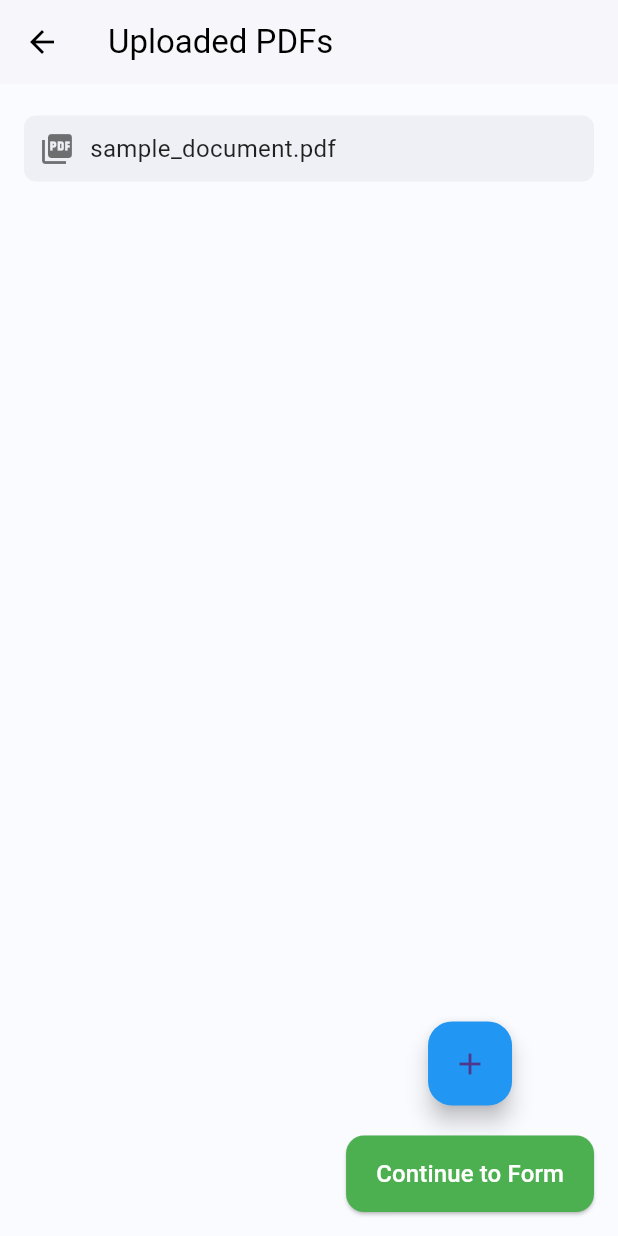
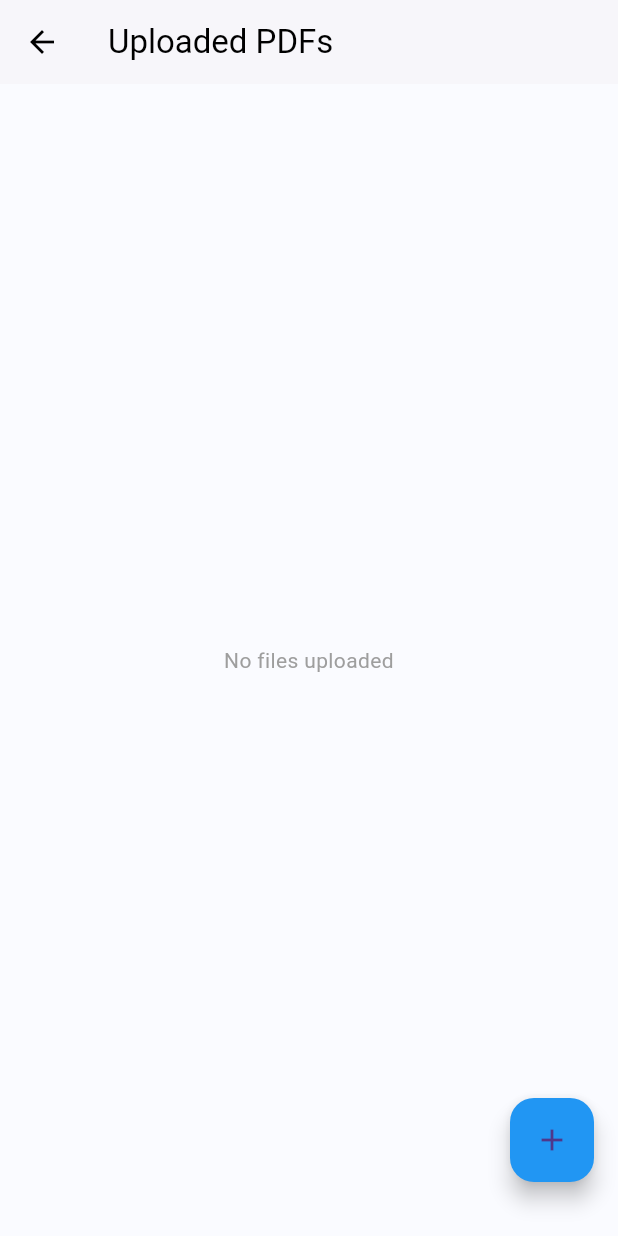
Before and after one commit to mohdareebali/ScanNlog, a Flutter app: the UploadScreen screen opened directly, after a tap on the "add" icon, on a phone screen of 412 x 824 dp. Run offline on Flutter 3.47's test engine with Material 3 defaults, Android fonts, the phone set to English and light mode, and no system bars; our stand-ins replace file_picker.

Commit message:
Initial commit

```diff
--- a/lib/screens/upload_screen.dart
+++ b/lib/screens/upload_screen.dart
@@ -1,4 +1,6 @@
+import 'dart:io';
 import 'package:flutter/material.dart';
+import 'package:file_picker/file_picker.dart';
 import 'form_selector_page.dart';
 
 class UploadScreen extends StatefulWidget {
@@ -11,11 +13,31 @@ class UploadScreen extends StatefulWidget {
 class _UploadScreenState extends State<UploadScreen> {
   List<String> uploadedFiles = [];
 
-  Future<void> simulateFileUpload() async {
-    // Simulate adding a file (you can replace this with real picker later)
-    setState(() {
-      uploadedFiles.add("sample_document.pdf");
-    });
+  Future<void> pickFile() async {
+    try {
+      if (Platform.isLinux || Platform.isMacOS || Platform.isWindows) {
+        ScaffoldMessenger.of(context).showSnackBar(
+          const SnackBar(
+              content: Text('File picking not supported on this platform')),
+        );
+        return;
+      }
+      FilePickerResult? result = await FilePicker.platform.pickFiles(
+        type: FileType.custom,
+        allowedExtensions: ['pdf'],
+        allowMultiple: false,
+      );
+
+      if (result != null && result.files.isNotEmpty) {
+        setState(() {
+          uploadedFiles.add(result.files.single.name);
+        });
+      }
+    } catch (e) {
+      ScaffoldMessenger.of(context).showSnackBar(
+        SnackBar(content: Text('Error picking file: $e')),
+      );
+    }
   }
 
   void goToFormSelector() {
@@ -27,6 +49,7 @@ class _UploadScreenState extends State<UploadScreen> {
 
   @override
   Widget build(BuildContext context) {
+    // Same as above, no changes to the build method
     return Scaffold(
       backgroundColor: const Color(0xFFFAFBFF),
       appBar: AppBar(
@@ -80,7 +103,7 @@ class _UploadScreenState extends State<UploadScreen> {
           FloatingActionButton(
             heroTag: 'uploadBtn',
             backgroundColor: Colors.blue,
-            onPressed: simulateFileUpload,
+            onPressed: pickFile,
             child: const Icon(Icons.add),
           ),
           const SizedBox(height: 20),
```
Also changed, not shown: pubspec.yaml (+3 -6 lines), pubspec.lock, 1 other file.
